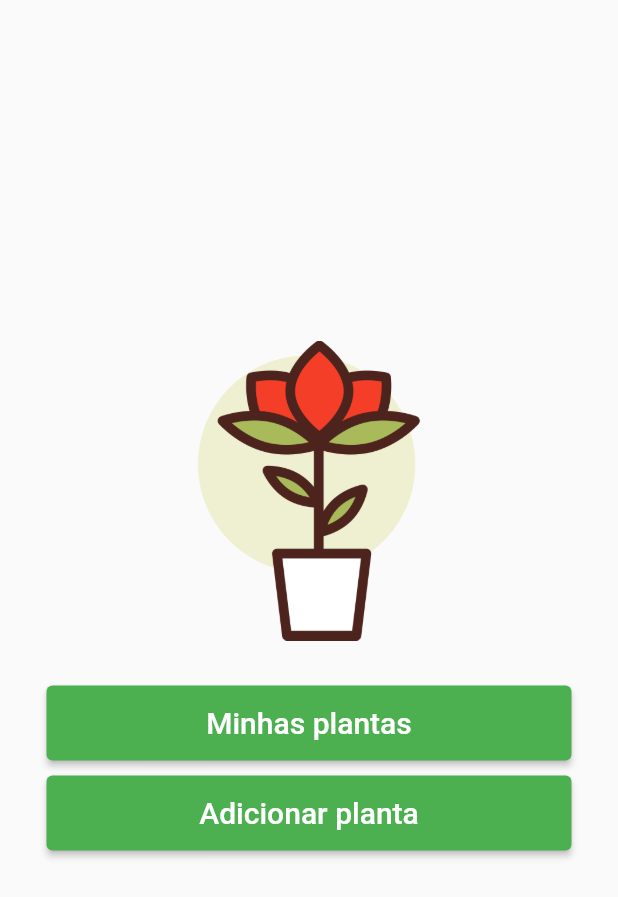
After one commit to RebecaTorrecilhas/projeto_plantas, a Flutter app: the screen it shows after launch, on a phone screen of 412 x 824 dp. The commit adds this screen. Shown: the top 897 px of the screen. Run offline on Flutter 3.47's test engine with Material 2 defaults, Android fonts, the phone set to English and light mode, and no system bars.

Commit message:
Movido arquivos para pasta pages e retirada a home do main.dart

```diff
--- /dev/null
+++ b/lib/pages/home.dart
@@ -0,0 +1,66 @@
+import 'package:flutter/material.dart';
+import 'package:projeto_plantas/pages/addPlanta.dart';
+import 'package:projeto_plantas/pages/plantasList.dart';
+
+class Home extends StatelessWidget {
+  @override
+  Widget build(BuildContext context) {
+    return  Scaffold(
+      body: Center(
+        child: Column(
+          mainAxisAlignment: MainAxisAlignment.center,
+          children: <Widget>[
+            Image.asset(
+              'images/038-botanic.png',
+              height: 200,
+            ),
+            Padding(
+              padding: EdgeInsets.all(30),
+              child: Column(
+                children: [
+                  ElevatedButton(
+                    onPressed: () {
+                      Navigator.push(
+                        context,
+                        MaterialPageRoute(
+                          builder: (_) => PlantasList(),
+                          ));
+                    },
+                    child: Text(
+                      'Minhas plantas',
+                      style: TextStyle(
+                        fontSize: 20,
+                      ),
+                    ),
+                    style: ElevatedButton.styleFrom(
+                      minimumSize: Size(350, 50),
+                    ),
+                  ),
+                  SizedBox(height: 10),
+                  ElevatedButton(
+                    onPressed: () {
+                      Navigator.push(
+                          context,
+                          MaterialPageRoute(
+                            builder: (_) => AddPlanta(),
+                          ));
+                    },
+                    child: Text(
+                      'Adicionar planta',
+                      style: TextStyle(
+                        fontSize: 20,
+                      ),
+                    ),
+                    style: ElevatedButton.styleFrom(
+                      minimumSize: Size(350, 50),
+                    ),
+                  ),
+                ],
+              ),
+            ),
+          ],
+        ),
+      ),
+    );
+  }
+}
```
Also changed, not shown: lib/main.dart (+2 -75 lines), lib/pages/addPlanta.dart (renamed from lib/addPlanta.dart), lib/pages/forgotPassword.dart (renamed from lib/forgotPassword.dart), lib/pages/login.dart (renamed from lib/login.dart), lib/pages/plantasList.dart (renamed from lib/plantasList.dart), lib/pages/plantasView.dart (renamed from lib/plantasView.dart), lib/pages/register.dart (renamed from lib/register.dart).
